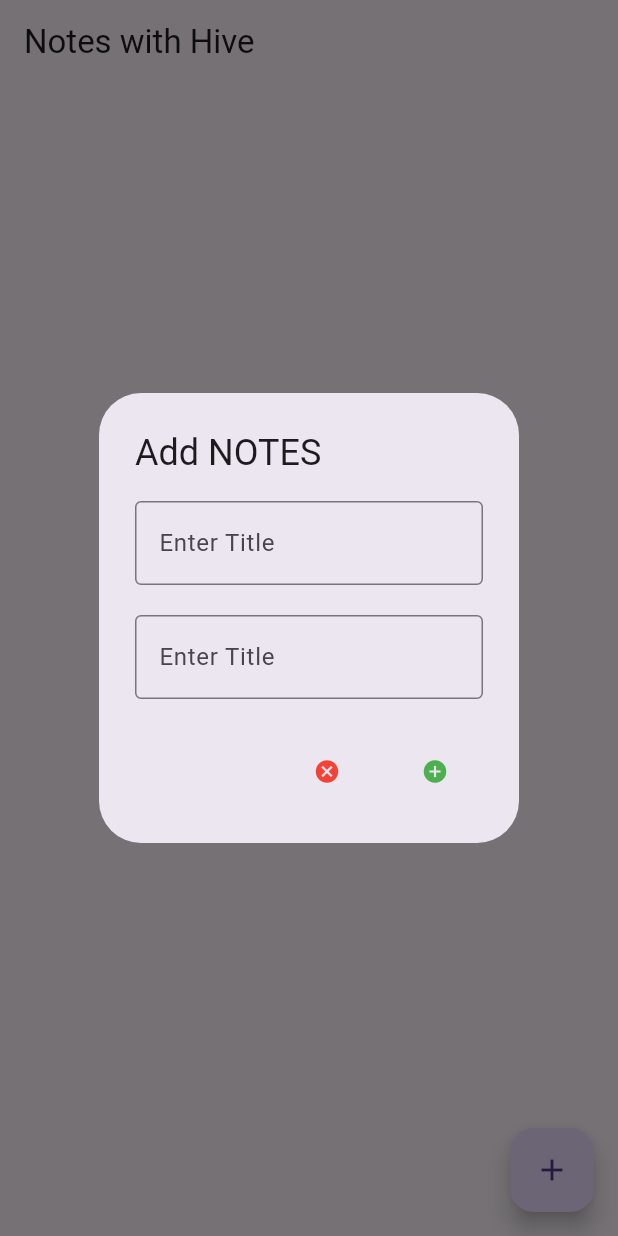
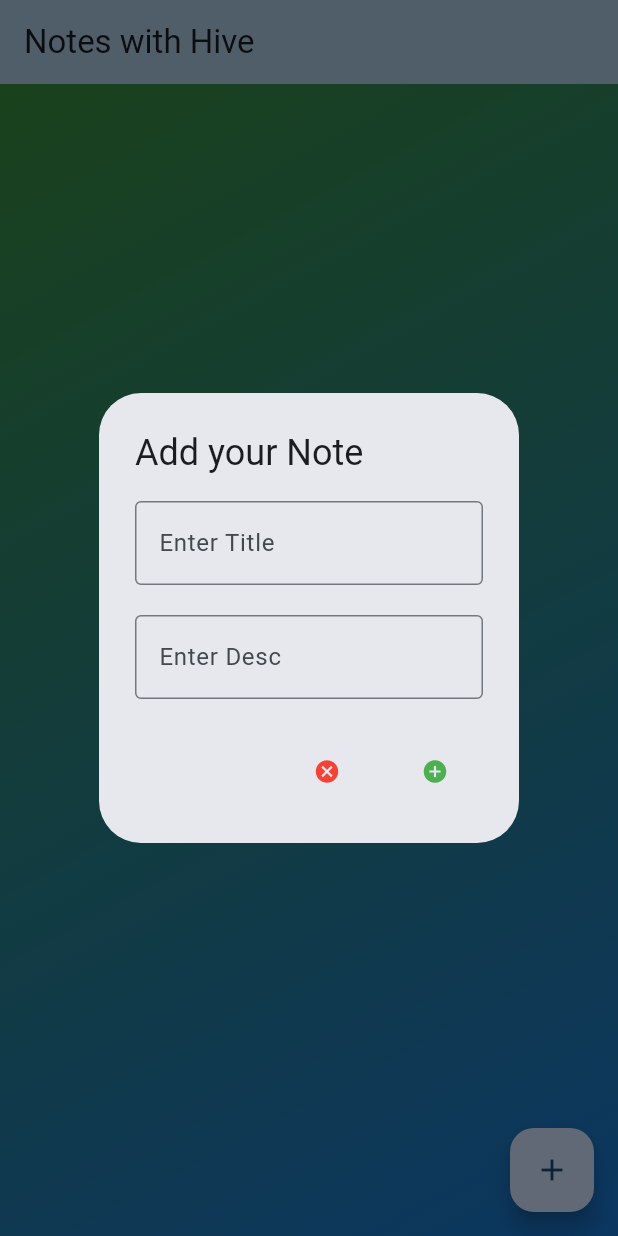
Before and after one commit to pratyush-1327/notes_hive, a Flutter app: the screen it shows after launch, after a tap on the "add" icon, on a phone screen of 412 x 824 dp. Run offline on Flutter 3.47's test engine with Material 3 defaults, Android fonts, the phone set to English and light mode, and no system bars; our stand-ins replace hive, hive_flutter; accounts and stored records are empty.

Commit message:
fixed bugs, added error handle via snackbar

```diff
--- a/lib/home_page.dart
+++ b/lib/home_page.dart
@@ -18,19 +18,36 @@
     return Scaffold(
       appBar: AppBar(
         title: const Text("Notes with Hive"),
+        backgroundColor: Theme.of(context).colorScheme.primary,
       ),
       body: ValueListenableBuilder<Box<NotesModel>>(
         valueListenable: Boxes.getData().listenable(),
         builder: (context, box, _) {
           var data = box.values.toList().cast<NotesModel>();
-          return ListView.builder(
+          return Stack(
+            children: <Widget>[
+              Container(
+                decoration: BoxDecoration(
+                  gradient: LinearGradient(
+                    begin: Alignment.topLeft,
+                    end: Alignment.bottomRight,
+                    colors: [
+                      Colors.green.shade700,
+                      Colors.blue.shade700,
+                    ],
+                  ),
+                ),
+              ),
+              ListView.builder(
                 itemCount: box.length,
                 reverse: true,
                 shrinkWrap: true,
                 itemBuilder: (context, index) {
                   return SizedBox(
-                  height: 120,
+                    height: 160,
                     child: Card(
+                      margin: EdgeInsets.all(10),
+                      color: Color.fromARGB(108, 255, 255, 255),
                       child: Padding(
                         padding: const EdgeInsets.symmetric(
                             horizontal: 10, vertical: 15),
@@ -43,7 +60,8 @@
                                 Text(
                                   data[index].title.toString(),
                                   style: const TextStyle(
-                                    fontSize: 20, fontWeight: FontWeight.bold),
+                                      fontSize: 25,
+                                      fontWeight: FontWeight.bold),
                                 ),
                                 const Spacer(),
                                 InkWell(
@@ -52,10 +70,10 @@
                                     },
                                     child: const Icon(
                                       Icons.delete,
-                                    color: Colors.red,
+                                      color: Color.fromARGB(255, 206, 16, 2),
                                     )),
                                 const SizedBox(
-                                width: 15,
+                                  width: 10,
                                 ),
                                 InkWell(
                                     onTap: () {
@@ -66,24 +84,27 @@
                                     },
                                     child: const Icon(
                                       Icons.edit,
-                                    color: Colors.blue,
+                                      color: Color.fromARGB(255, 124, 33, 243),
                                     )),
                               ],
                             ),
                             const SizedBox(
-                            height: 15,
+                              height: 10,
                             ),
                             Text(
                               data[index].description.toString(),
                               style: const TextStyle(
-                                fontSize: 19, fontWeight: FontWeight.w500),
+                                  fontSize: 19, fontWeight: FontWeight.w400),
                             ),
                           ],
                         ),
                       ),
                     ),
                   );
-              });
+                },
+              ),
+            ],
+          );
         },
       ),
       floatingActionButton: FloatingActionButton(
@@ -100,7 +121,7 @@
         context: context,
         builder: (context) {
           return AlertDialog(
-            title: const Text("Add NOTES"),
+            title: const Text("Add your Note"),
             content: SingleChildScrollView(
               child: Column(
                 children: [
@@ -115,7 +136,7 @@
                   TextFormField(
                     controller: descriptionController,
                     decoration: const InputDecoration(
-                        hintText: "Enter Title", border: OutlineInputBorder()),
+                        hintText: "Enter Desc", border: OutlineInputBorder()),
                   ),
                 ],
               ),
@@ -131,6 +152,8 @@
                   )),
               TextButton(
                   onPressed: () {
+                    if (titleController.text.isNotEmpty ||
+                        descriptionController.text.isNotEmpty) {
                       final data = NotesModel(
                           title: titleController.text,
                           description: descriptionController.text);
@@ -140,6 +163,15 @@
                       titleController.clear();
                       descriptionController.clear();
                       Navigator.pop(context);
+                      // pop error if empty
+                    } else {
+                      ScaffoldMessenger.of(context).showSnackBar(
+                        const SnackBar(
+                          content: Text(
+                              'Please enter both the fields for your note.'),
+                        ),
+                      );
+                    }
                   },
                   child: const Icon(
                     Icons.add_circle,
@@ -150,10 +182,12 @@
         });
   }
 
+//deelete function
   void delete(NotesModel notesModel) async {
     await notesModel.delete();
   }
 
+//function for editing control
   Future<void> _editMyDialog(
       NotesModel notesModel, String title, String description) async {
     titleController.text = title;
--- a/lib/main.dart
+++ b/lib/main.dart
@@ -23,8 +23,18 @@
       title: 'Notes App',
       debugShowCheckedModeBanner: false,
       theme: ThemeData(
-        primarySwatch: Colors.blue,
+        brightness: Brightness.light,
+        colorScheme: ColorScheme.fromSeed(
+          seedColor: Colors.blue,
+          primary: const Color.fromARGB(255, 175, 205, 230),
+          secondary: Colors.green, // Background color of FAB
+          onSecondary: Colors.white, // Foreground color of FAB
+        ),
       ),
+      darkTheme: ThemeData(
+        brightness: Brightness.dark,
+      ),
+      themeMode: ThemeMode.system,
       home: const HomeScreen(),
     );
   }
```
Lines whose indentation alone changed are shown as unchanged.
